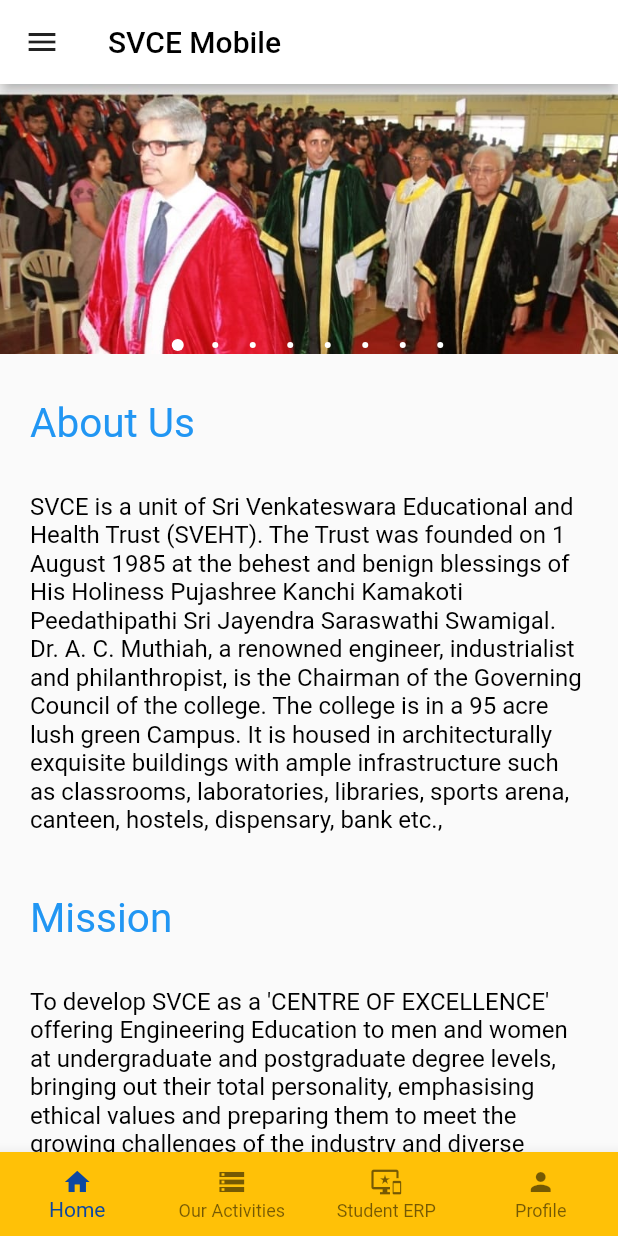
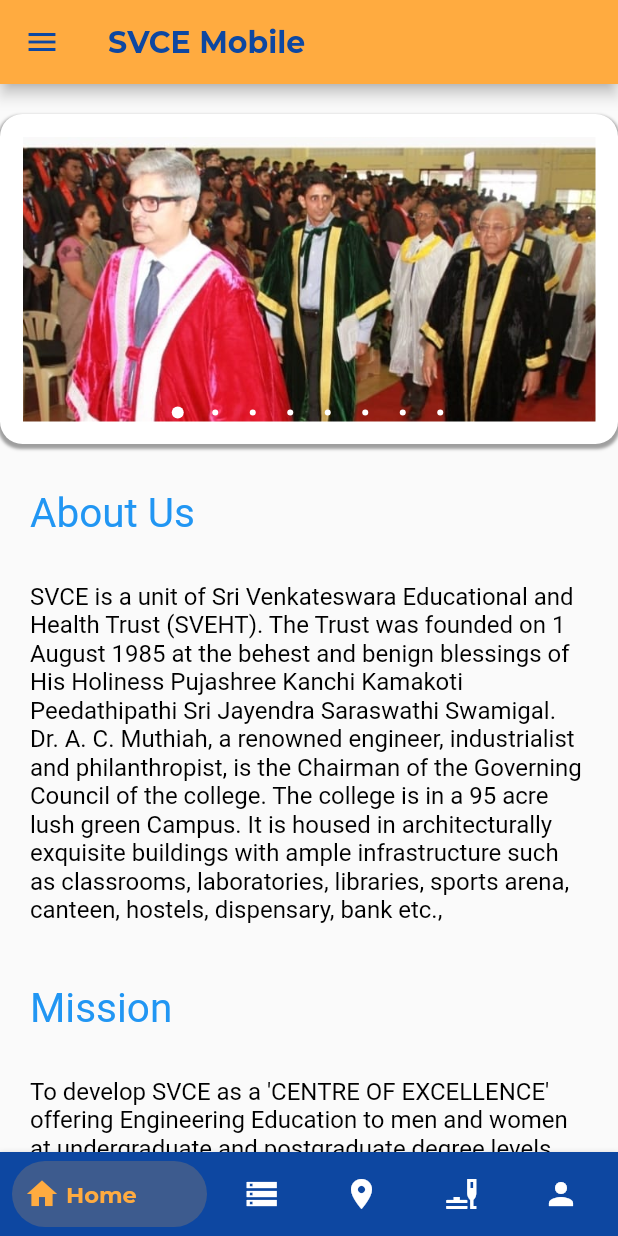
Before and after one commit to KISHOREMUTHU/SVCE-Digital, a Flutter app: the screen it shows once a user with an empty profile is signed in, on a phone screen of 412 x 824 dp. Run offline on Flutter 3.47's test engine with Material 2 defaults, Android fonts, the phone set to English and light mode, and no system bars; drawn by our look-alikes of bottom_navy_bar, carousel_pro; our stand-ins replace bubble, cloud_firestore, firebase_auth, firebase_core, font_awesome_flutter, google_fonts and 3 more; accounts and stored records are empty.

Commit message:
New changes hehe

```diff
--- a/lib/activities/activities_widget/activity_grid_builder.dart
+++ b/lib/activities/activities_widget/activity_grid_builder.dart
@@ -8,6 +8,7 @@ class ActivityGrid extends StatelessWidget {
     final activitiesList = ActivityProvider().activitiesList;
 
     return GridView.builder(
+      physics: ScrollPhysics(),
       scrollDirection: Axis.vertical,
       shrinkWrap: true,
       padding: const EdgeInsets.all(10),
@@ -19,7 +20,7 @@ class ActivityGrid extends StatelessWidget {
       ),
       gridDelegate: SliverGridDelegateWithFixedCrossAxisCount(
         crossAxisCount: 2,
-        childAspectRatio: 3 / 2,
+        childAspectRatio: 3 / 2.5,
         crossAxisSpacing: 20,
         mainAxisSpacing: 20,
       ),
--- a/lib/login.dart
+++ b/lib/login.dart
@@ -1,8 +1,9 @@
+import 'package:bottom_navy_bar/bottom_navy_bar.dart';
 import 'package:ease_the_error/navbar_pages/activities.dart';
-import 'package:ease_the_error/navbar_pages/erp.dart';
 import 'package:ease_the_error/navbar_pages/home.dart';
 import 'package:ease_the_error/navbar_pages/profile.dart';
 import 'package:flutter/material.dart';
+import 'package:google_fonts/google_fonts.dart';
 
 class LoginWidget extends StatefulWidget {
   @override
@@ -11,45 +12,91 @@ class LoginWidget extends StatefulWidget {
 
 class _LoginWidgetState extends State<LoginWidget> {
   int _currentIndex = 0;
+  List<IconData> data = [
+    Icons.home,
+    Icons.storage,
+    Icons.location_on_sharp,
+    Icons.brunch_dining,
+    Icons.person,
+  ];
   final tabs = [
     Home(),
     Activities(),
-    Erp(),
+    Container(),
+    Container(),
     Profile(),
   ];
   @override
   Widget build(BuildContext context) {
     return Scaffold(
       body: tabs[_currentIndex],
-      bottomNavigationBar: BottomNavigationBar(
-          backgroundColor: Colors.amber,
-          fixedColor: Colors.blue[900],
-          currentIndex: _currentIndex,
-          type: BottomNavigationBarType.fixed,
-          iconSize: 20,
-          items: [
-            BottomNavigationBarItem(
+      bottomNavigationBar: BottomNavyBar(
+        backgroundColor: Colors.blue.shade900,
+        items: <BottomNavyBarItem>[
+          BottomNavyBarItem(
             icon: Icon(Icons.home),
-              label: 'Home',
+            title: Text(
+              'Home',
+              style: GoogleFonts.montserrat(
+                fontSize: 15,
               ),
-            BottomNavigationBarItem(
+            ),
+            activeColor: Colors.orangeAccent,
+            inactiveColor: Colors.white,
+          ),
+          BottomNavyBarItem(
             icon: Icon(Icons.storage),
-              label: 'Our Activities',
+            title: Text(
+              'Activities',
+              style: GoogleFonts.montserrat(
+                fontSize: 15,
               ),
-            BottomNavigationBarItem(
-              icon: Icon(Icons.important_devices),
-              label: 'Student ERP',
             ),
-            BottomNavigationBarItem(
+            activeColor: Colors.orangeAccent,
+            inactiveColor: Colors.white,
+          ),
+          BottomNavyBarItem(
+            icon: Icon(Icons.location_on_sharp),
+            title: Text(
+              'Navigate',
+              style: GoogleFonts.montserrat(
+                fontSize: 15,
+              ),
+            ),
+            activeColor: Colors.orangeAccent,
+            inactiveColor: Colors.white,
+          ),
+          BottomNavyBarItem(
+            icon: Icon(Icons.brunch_dining),
+            title: Text(
+              'Foods',
+              style: GoogleFonts.montserrat(
+                fontSize: 15,
+              ),
+            ),
+            activeColor: Colors.orangeAccent,
+            inactiveColor: Colors.white,
+          ),
+          BottomNavyBarItem(
             icon: Icon(Icons.person),
-              label: 'Profile',
+            title: Text(
+              'Profile',
+              style: GoogleFonts.montserrat(
+                fontSize: 15,
+              ),
+            ),
+            activeColor: Colors.orangeAccent,
+            inactiveColor: Colors.white,
           ),
         ],
-          onTap: (index) {
+        animationDuration: Duration(milliseconds: 300),
+        selectedIndex: _currentIndex,
+        onItemSelected: (index) {
           setState(() {
             _currentIndex = index;
           });
-          }),
+        },
+      ),
     );
   }
 }
--- a/lib/navbar_pages/home.dart
+++ b/lib/navbar_pages/home.dart
@@ -16,7 +16,20 @@ class Home extends StatefulWidget {
 
 class _HomeState extends State<Home> {
   Widget image_carousel = new Container(
-    height: 180.0,
+    decoration: BoxDecoration(
+      color: Colors.white,
+      borderRadius: BorderRadius.circular(15),
+      boxShadow: [
+        BoxShadow(
+          color: Colors.grey,
+          spreadRadius: 1,
+          blurRadius: 1,
+          offset: Offset(0, 2),
+        )
+      ],
+    ),
+    padding: EdgeInsets.all(15),
+    height: 220.0,
     child: new Carousel(
       boxFit: BoxFit.cover,
       images: [
@@ -83,14 +96,15 @@ class _HomeState extends State<Home> {
 
     return Scaffold(
       appBar: AppBar(
-        backgroundColor: Colors.white,
+        backgroundColor: Colors.orangeAccent,
         iconTheme: IconThemeData(
-          color: Colors.black87,
+          color: Colors.blue.shade900,
         ),
         title: Text(
           'SVCE Mobile',
-          style: TextStyle(
-            color: Colors.black,
+          style: GoogleFonts.montserrat(
+            fontWeight: FontWeight.bold,
+            color: Colors.blue.shade900,
           ),
         ),
       ),
@@ -100,7 +114,7 @@ class _HomeState extends State<Home> {
             Container(
               height: MediaQuery.of(context).size.height * 0.30,
               decoration: BoxDecoration(
-                color: Colors.amber,
+                color: Colors.orangeAccent,
               ),
               child: Column(
                 mainAxisAlignment: MainAxisAlignment.start,
@@ -300,6 +314,7 @@ class _HomeState extends State<Home> {
           mainAxisAlignment: MainAxisAlignment.start,
           crossAxisAlignment: CrossAxisAlignment.start,
           children: [
+            SizedBox(height: 20),
             image_carousel,
             SizedBox(height: 10),
             Padding(
--- a/pubspec.yaml
+++ b/pubspec.yaml
@@ -34,7 +34,7 @@ dependencies:
   google_sign_in: ^5.0.2
   toast: ^0.1.5
   share: ^0.6.5+4
-
+  curved_navigation_bar: ^0.4.0-nullsafety.0
   url_launcher: ^5.0.0
   provider: ^5.0.0
   firebase_auth: ^1.1.1
@@ -44,6 +44,7 @@ dependencies:
   webview_flutter: ^1.0.7
   carousel_pro: ^1.0.0
   google_fonts: ^2.1.0
+  bottom_navy_bar: ^6.0.0
 
 
 dev_dependencies:
```
Also changed, not shown: pubspec.lock, 11 other files. Lines whose indentation alone changed are shown as unchanged.
